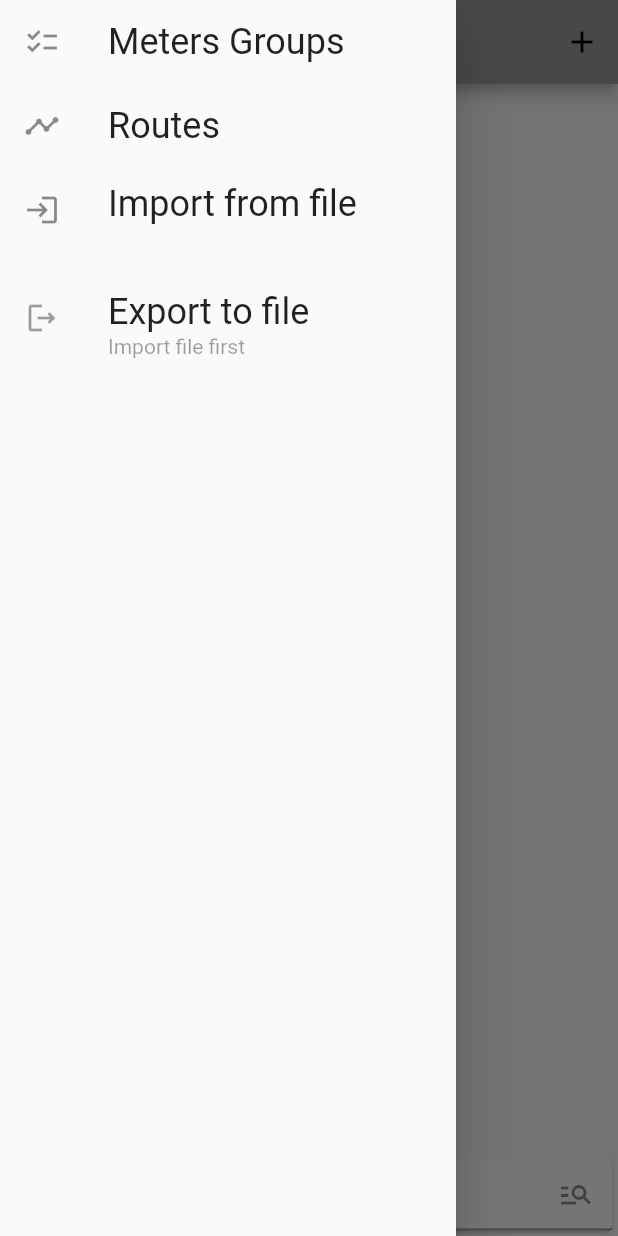
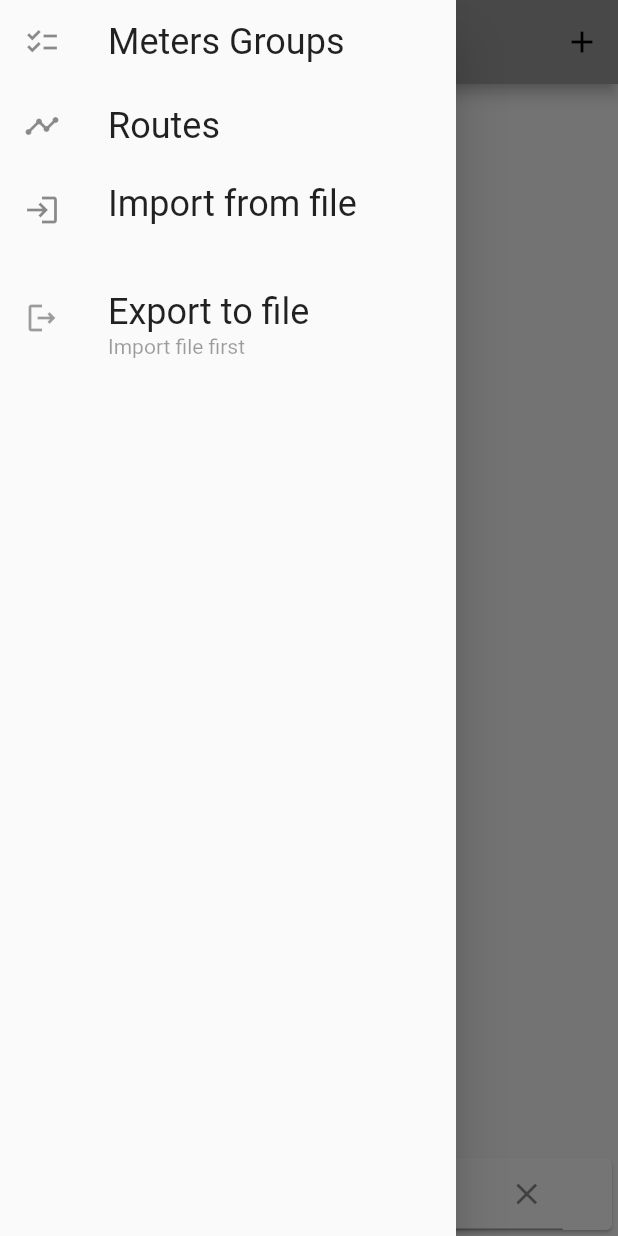
Before and after one commit to lavruh/ValueCollector, a Flutter app: the screen it shows after launch, with the side drawer open, on a phone screen of 412 x 824 dp. Run offline on Flutter 3.47's test engine with Material 2 defaults, Android fonts, the phone set to English and light mode, and no system bars; our stand-ins replace camera, file_picker, get, sembast, shared_preferences; missing offline and left inert: google_ml_vision, syncfusion_flutter_pdf; Roboto replaces fonts that are missing (Georgia).

Commit message:
filter meters screen

```diff
--- a/lib/domain/states/meters_state.dart
+++ b/lib/domain/states/meters_state.dart
@@ -20,15 +20,10 @@ class MetersState extends GetxController {
 
   getMeters(List<String> groupId) async {
     meters.clear();
-    List<List> request = [];
-    for (String id in groupId) {
-      request.add(["groupId", id]);
-    }
-    List res = await db.getEntries(request, table: "meters");
-
+    List res = await db.getEntries(_createRequest(groupId), table: "meters");
     for (Map<String, dynamic> e in res) {
       Meter m = Meter.fromJson(e);
-      final tmp = Get.put<Meter>(m, tag: m.id);
+      Get.put<Meter>(m, tag: m.id);
       meters.value.add(m);
     }
 
@@ -64,4 +59,30 @@ class MetersState extends GetxController {
     }
     update();
   }
+
+  filterMetersByName({
+    required String filter,
+    required List<String> groupId,
+  }) async {
+    meters.clear();
+    List<List> req = _createRequest(groupId);
+    List res = await db.getEntries(req, table: "meters");
+    for (Map<String, dynamic> e in res) {
+      Meter m = Meter.fromJson(e);
+      if (m.name.contains(RegExp(filter, caseSensitive: false))) {
+        Get.put<Meter>(m, tag: m.id);
+        meters.value.add(m);
+      }
+    }
+
+    update();
+  }
+
+  List<List> _createRequest(List<String> groupId) {
+    List<List> request = [];
+    for (String id in groupId) {
+      request.add(["groupId", id]);
+    }
+    return request;
+  }
 }
--- a/lib/ui/screens/meters_screen.dart
+++ b/lib/ui/screens/meters_screen.dart
@@ -50,7 +50,7 @@ class _MetersScreenState extends State<MetersScreen> {
           return Container();
         }
       }),
-      bottomNavigationBar: const MetersBottomPanalWidget(),
+      bottomNavigationBar: MetersBottomPanalWidget(),
       resizeToAvoidBottomInset: true,
       drawer: DrawerMenuWidget(),
     );
--- a/lib/ui/widgets/meter_widget.dart
+++ b/lib/ui/widgets/meter_widget.dart
@@ -67,9 +67,9 @@ class MeterWidget extends StatelessWidget {
   }
 
   _addReading(BuildContext context) async {
-    String reading = await Navigator.push(
+    String? reading = await Navigator.push(
         context, MaterialPageRoute(builder: (context) => CameraScreen()));
-    Get.find<Meter>(tag: _id)
-        .addValue(MeterValue(DateTime.now(), int.tryParse(reading) ?? 0));
+    Get.find<Meter>(tag: _id).addValue(
+        MeterValue(DateTime.now(), int.tryParse(reading ?? "0") ?? 0));
   }
 }
--- a/lib/ui/widgets/meters_bottom_panel_widget.dart
+++ b/lib/ui/widgets/meters_bottom_panel_widget.dart
@@ -1,10 +1,12 @@
 import 'package:flutter/material.dart';
 import 'package:get/get.dart';
+import 'package:rh_collector/domain/states/meter_groups_state.dart';
 import 'package:rh_collector/domain/states/meters_state.dart';
 import 'package:rh_collector/ui/widgets/meters_groups_widget.dart';
 
 class MetersBottomPanalWidget extends StatelessWidget {
-  const MetersBottomPanalWidget({Key? key}) : super(key: key);
+  MetersBottomPanalWidget({Key? key}) : super(key: key);
+  TextEditingController filterInputTextController = TextEditingController();
 
   @override
   Widget build(BuildContext context) {
@@ -12,7 +14,6 @@ class MetersBottomPanalWidget extends StatelessWidget {
       width: MediaQuery.of(context).size.width,
       child: Card(
         child: Wrap(
-          alignment: WrapAlignment.spaceBetween,
           children: [
             IconButton(
                 onPressed: () async {
@@ -22,16 +23,27 @@ class MetersBottomPanalWidget extends StatelessWidget {
                           const MetersGroupsWidget());
                 },
                 icon: const Icon(Icons.checklist_outlined)),
-            // TODO make autofill hints
             FractionallySizedBox(
-              widthFactor: 0.6,
+              widthFactor: 0.8,
               child: TextField(
-                decoration: InputDecoration(
-                    suffixIcon: IconButton(
-                  icon: const Icon(Icons.manage_search_outlined),
-                  onPressed: () {},
-                )),
-              ),
+                  controller: filterInputTextController,
+                  decoration: InputDecoration(
+                      suffixIcon: IconButton(
+                    icon: const Icon(Icons.close_outlined),
+                    onPressed: () {
+                      filterInputTextController.clear();
+                      Get.find<MetersState>().filterMetersByName(
+                        filter: "",
+                        groupId: Get.find<MeterGroups>().selected,
+                      );
+                    },
+                  )),
+                  onChanged: (String newText) {
+                    Get.find<MetersState>().filterMetersByName(
+                      filter: newText,
+                      groupId: Get.find<MeterGroups>().selected,
+                    );
+                  }),
             ),
           ],
         ),
```
Also changed, not shown: 2 other files.
